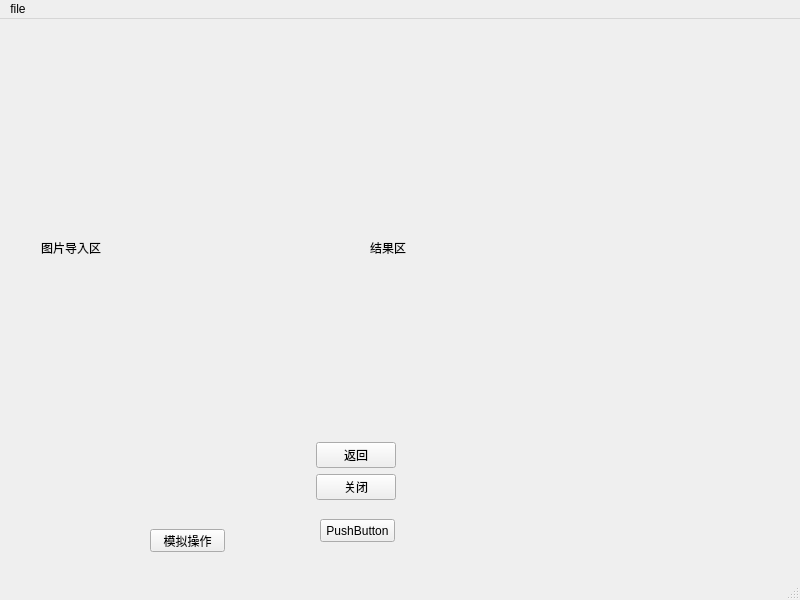
Old version of the form all_ui/divide.ui in the repository Four-Cobbler/TeamDeathmatch.
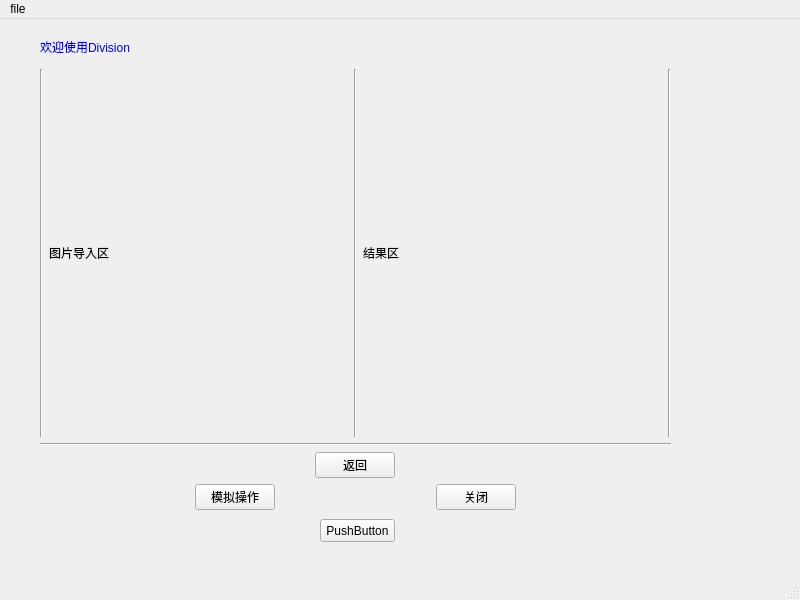
New version of the form.

Patch:
```diff
--- a/all_ui/divide.ui
+++ b/all_ui/divide.ui
@@ -27,24 +27,11 @@
      <string>PushButton</string>
     </property>
    </widget>
-   <widget class="QPushButton" name="pushButton_3">
+   <widget class="QWidget" name="layoutWidget">
     <property name="geometry">
      <rect>
-      <x>150</x>
-      <y>510</y>
-      <width>75</width>
-      <height>23</height>
-     </rect>
-    </property>
-    <property name="text">
-     <string>模拟操作</string>
-    </property>
-   </widget>
-   <widget class="QWidget" name="">
-    <property name="geometry">
-     <rect>
-      <x>41</x>
-      <y>40</y>
+      <x>40</x>
+      <y>50</y>
       <width>631</width>
       <height>441</height>
      </rect>
@@ -52,6 +39,13 @@
     <layout class="QVBoxLayout" name="verticalLayout">
      <item>
       <layout class="QHBoxLayout" name="horizontalLayout">
+       <item>
+        <widget class="Line" name="line_3">
+         <property name="orientation">
+          <enum>Qt::Vertical</enum>
+         </property>
+        </widget>
+       </item>
        <item>
         <widget class="QLabel" name="label_image">
          <property name="styleSheet">
@@ -64,17 +58,11 @@
         </widget>
        </item>
        <item>
-        <spacer name="verticalSpacer">
+        <widget class="Line" name="line">
          <property name="orientation">
           <enum>Qt::Vertical</enum>
          </property>
-         <property name="sizeHint" stdset="0">
-          <size>
-           <width>20</width>
-           <height>208</height>
-          </size>
-         </property>
-        </spacer>
+        </widget>
        </item>
        <item>
         <widget class="QLabel" name="label_result">
@@ -86,8 +74,22 @@
          </property>
         </widget>
        </item>
+       <item>
+        <widget class="Line" name="line_2">
+         <property name="orientation">
+          <enum>Qt::Vertical</enum>
+         </property>
+        </widget>
+       </item>
       </layout>
      </item>
+     <item>
+      <widget class="Line" name="line_4">
+       <property name="orientation">
+        <enum>Qt::Horizontal</enum>
+       </property>
+      </widget>
+     </item>
      <item>
       <layout class="QHBoxLayout" name="horizontalLayout_2">
        <item>
@@ -107,6 +109,22 @@
      </item>
      <item>
       <layout class="QHBoxLayout" name="horizontalLayout_3">
+       <item>
+        <widget class="QPushButton" name="pushButton_3">
+         <property name="enabled">
+          <bool>true</bool>
+         </property>
+         <property name="sizePolicy">
+          <sizepolicy hsizetype="Fixed" vsizetype="Fixed">
+           <horstretch>0</horstretch>
+           <verstretch>0</verstretch>
+          </sizepolicy>
+         </property>
+         <property name="text">
+          <string>模拟操作</string>
+         </property>
+        </widget>
+       </item>
        <item>
         <widget class="QPushButton" name="pushButton_2">
          <property name="sizePolicy">
@@ -124,6 +142,36 @@
      </item>
     </layout>
    </widget>
+   <widget class="QLabel" name="label">
+    <property name="geometry">
+     <rect>
+      <x>40</x>
+      <y>20</y>
+      <width>141</width>
+      <height>16</height>
+     </rect>
+    </property>
+    <property name="styleSheet">
+     <string notr="true">color: rgb(0, 0, 255);
+font: 10pt &quot;Adobe Devanagari&quot;;</string>
+    </property>
+    <property name="text">
+     <string>欢迎使用Division</string>
+    </property>
+   </widget>
+   <widget class="QLabel" name="label_2">
+    <property name="geometry">
+     <rect>
+      <x>360</x>
+      <y>20</y>
+      <width>221</width>
+      <height>21</height>
+     </rect>
+    </property>
+    <property name="text">
+     <string/>
+    </property>
+   </widget>
   </widget>
   <widget class="QMenuBar" name="menubar">
    <property name="geometry">
```
